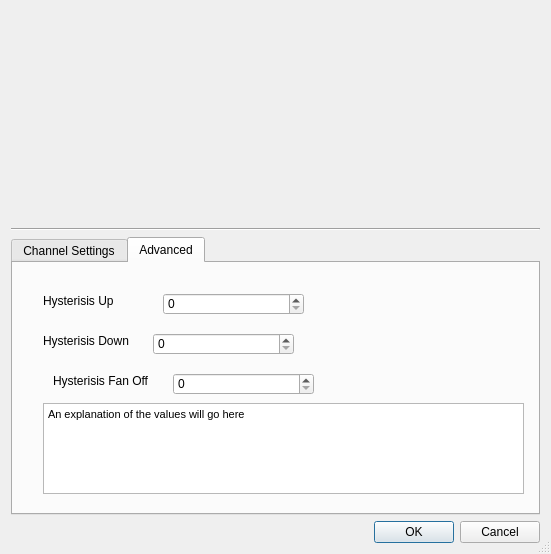
This is gui_softwareautosetup.ui in Shub77/phoebetria-code as Qt 5 draws it before an edit. The edited form follows.
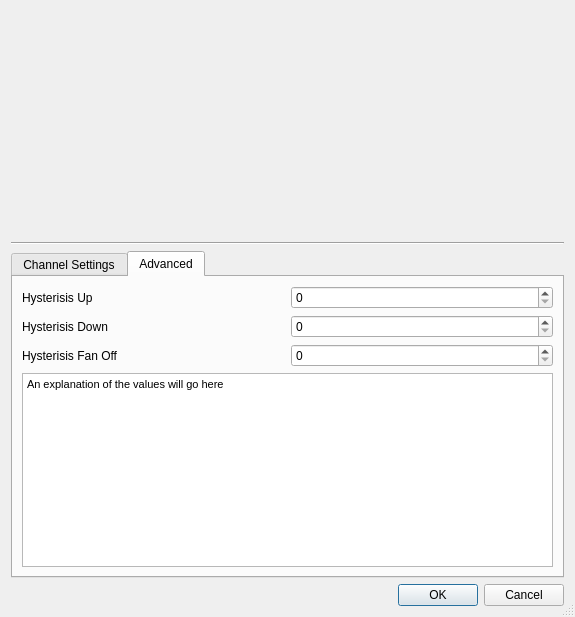
This is the edited form. The open tabs and pages were chosen to show the change. Custom widgets are drawn as their Qt base class.

Commit message: Layout changes on swauto advanced tab.

```diff
--- a/gui_softwareautosetup.ui
+++ b/gui_softwareautosetup.ui
@@ -6,8 +6,8 @@
    <rect>
     <x>0</x>
     <y>0</y>
-    <width>551</width>
-    <height>554</height>
+    <width>575</width>
+    <height>617</height>
    </rect>
   </property>
   <property name="windowTitle">
@@ -354,92 +354,49 @@
       <attribute name="title">
        <string>Advanced</string>
       </attribute>
-      <widget class="QSpinBox" name="spinBox">
-       <property name="geometry">
-        <rect>
-         <x>150</x>
-         <y>30</y>
-         <width>141</width>
-         <height>22</height>
-        </rect>
-       </property>
-      </widget>
+      <layout class="QGridLayout" name="gridLayout">
+       <item row="0" column="0">
       <widget class="QLabel" name="label_19">
-       <property name="geometry">
-        <rect>
-         <x>30</x>
-         <y>30</y>
-         <width>101</width>
-         <height>16</height>
-        </rect>
-       </property>
        <property name="text">
         <string>Hysterisis Up</string>
        </property>
       </widget>
-      <widget class="QSpinBox" name="spinBox_2">
-       <property name="geometry">
-        <rect>
-         <x>140</x>
-         <y>70</y>
-         <width>141</width>
-         <height>22</height>
-        </rect>
-       </property>
-      </widget>
+       </item>
+       <item row="0" column="1">
+        <widget class="QSpinBox" name="spinBox"/>
+       </item>
+       <item row="1" column="0">
       <widget class="QLabel" name="label_20">
-       <property name="geometry">
-        <rect>
-         <x>30</x>
-         <y>70</y>
-         <width>101</width>
-         <height>16</height>
-        </rect>
-       </property>
        <property name="text">
         <string>Hysterisis Down</string>
        </property>
       </widget>
-      <widget class="QSpinBox" name="spinBox_3">
-       <property name="geometry">
-        <rect>
-         <x>160</x>
-         <y>110</y>
-         <width>141</width>
-         <height>22</height>
-        </rect>
-       </property>
-      </widget>
+       </item>
+       <item row="1" column="1">
+        <widget class="QSpinBox" name="spinBox_2"/>
+       </item>
+       <item row="2" column="0">
       <widget class="QLabel" name="label_21">
-       <property name="geometry">
-        <rect>
-         <x>40</x>
-         <y>110</y>
-         <width>101</width>
-         <height>16</height>
-        </rect>
-       </property>
        <property name="text">
         <string>Hysterisis Fan Off</string>
        </property>
       </widget>
+       </item>
+       <item row="2" column="1">
+        <widget class="QSpinBox" name="spinBox_3"/>
+       </item>
+       <item row="3" column="0" colspan="2">
       <widget class="QTextBrowser" name="textBrowser">
-       <property name="geometry">
-        <rect>
-         <x>30</x>
-         <y>140</y>
-         <width>481</width>
-         <height>91</height>
-        </rect>
-       </property>
        <property name="html">
         <string>&lt;!DOCTYPE HTML PUBLIC &quot;-//W3C//DTD HTML 4.0//EN&quot; &quot;http://www.w3.org/TR/REC-html40/strict.dtd&quot;&gt;
 &lt;html&gt;&lt;head&gt;&lt;meta name=&quot;qrichtext&quot; content=&quot;1&quot; /&gt;&lt;style type=&quot;text/css&quot;&gt;
 p, li { white-space: pre-wrap; }
-&lt;/style&gt;&lt;/head&gt;&lt;body style=&quot; font-family:'MS Shell Dlg 2'; font-size:8.25pt; font-weight:400; font-style:normal;&quot;&gt;
-&lt;p style=&quot; margin-top:0px; margin-bottom:0px; margin-left:0px; margin-right:0px; -qt-block-indent:0; text-indent:0px;&quot;&gt;&lt;span style=&quot; font-size:8pt;&quot;&gt;An explanation of the values will go here&lt;/span&gt;&lt;/p&gt;&lt;/body&gt;&lt;/html&gt;</string>
-       </property>
-      </widget>
+&lt;/style&gt;&lt;/head&gt;&lt;body style=&quot; font-family:'Lucida Grande'; font-size:13pt; font-weight:400; font-style:normal;&quot;&gt;
+&lt;p style=&quot; margin-top:0px; margin-bottom:0px; margin-left:0px; margin-right:0px; -qt-block-indent:0; text-indent:0px;&quot;&gt;&lt;span style=&quot; font-family:'MS Shell Dlg 2'; font-size:8pt;&quot;&gt;An explanation of the values will go here&lt;/span&gt;&lt;/p&gt;&lt;/body&gt;&lt;/html&gt;</string>
+         </property>
+        </widget>
+       </item>
+      </layout>
      </widget>
     </widget>
    </item>
```
Left out of the diff: 2 changed lines with no effect on the pictures. Lines whose indentation alone changed are shown as unchanged.
